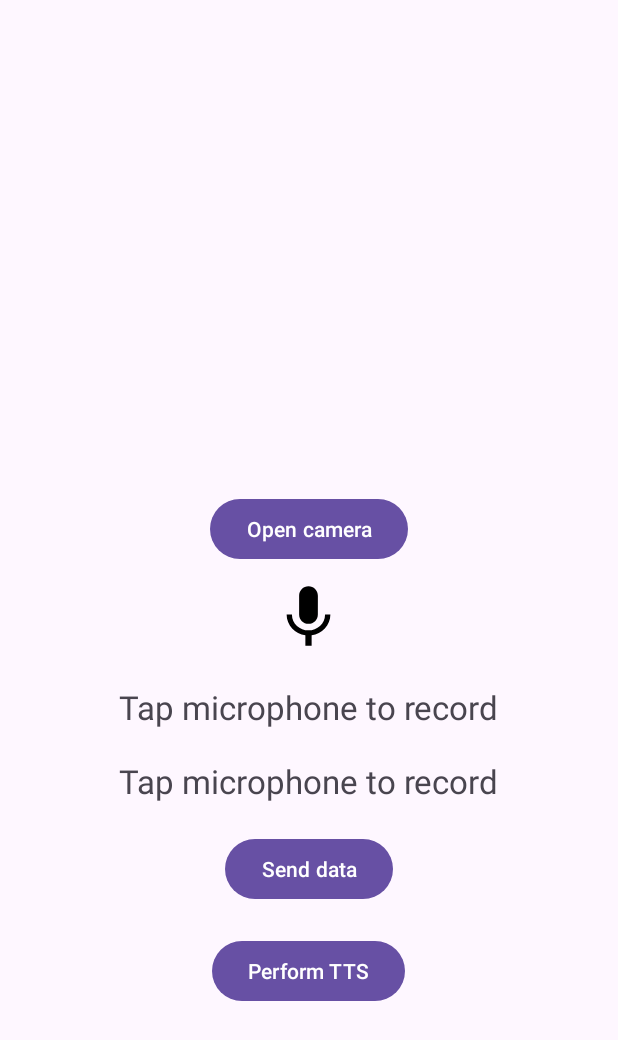
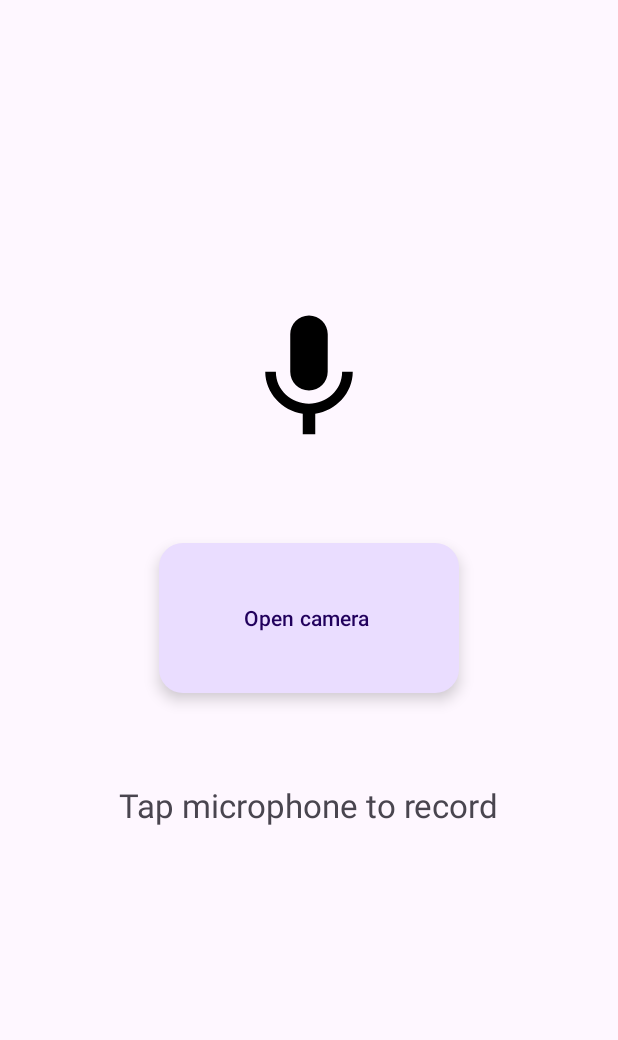
Before and after one commit to NjorogeMaurice/IrisEdge, an Android app: the screen it shows after launch (MainActivity), on a phone screen of 412 x 824 dp. Shown: the top 1040 px of the screen. Run offline under Robolectric (Android 15) with nearby library versions, the phone set to English and light mode, and no system bars.

Commit message:
Initial Commit

```diff
--- a/app/src/main/java/com/example/irisedge/CameraActivity.java
+++ b/app/src/main/java/com/example/irisedge/CameraActivity.java
@@ -162,13 +162,24 @@ public class CameraActivity extends org.opencv.android.CameraActivity implements
     @Override
     public Mat onCameraFrame(CameraBridgeViewBase.CvCameraViewFrame inputFrame) {
         mRgba = inputFrame.rgba();
+//        Mat detectionMat = objectDetection();
+//        drawBoundingBoxes(mRgba, detectionMat);
+
+        return mRgba;
+    }
+
+    private Mat objectDetection(){
         String outputName = "output0";
         double scaleFactor = 1/255.0;
         Net net = Dnn.readNetFromONNX("best.onnx");
-        Mat blob = Dnn.blobFromImage(mRgba, scaleFactor, new Size(224, 224), new Scalar(0,0,0), false, false);
+        Mat blob, detectionMat = null;
+        blob = Dnn.blobFromImage(mRgba, scaleFactor, new Size(224, 224), new Scalar(0,0,0), false, false);
         net.setInput(blob);
-        Mat detectionMat = net.forward(outputName);
+        detectionMat = net.forward(outputName);
+        return detectionMat;
+    }
 
+    private void drawBoundingBoxes(Mat mat, Mat detectionMat){
         for (int i = 0; i < detectionMat.rows(); i++) {
             double confidence = detectionMat.get(i, 4)[0];
             if (confidence > 0.5) {
@@ -183,13 +194,9 @@ public class CameraActivity extends org.opencv.android.CameraActivity implements
                 int left = centerX - width / 2;
                 int top = centerY - height / 2;
                 Rect rect = new Rect(left, top, width, height);
-                Imgproc.rectangle(mRgba, rect.tl(), rect.br(), new Scalar(255, 0, 0), 2);
+                Imgproc.rectangle(mat, rect.tl(), rect.br(), new Scalar(255, 0, 0), 2);
             }
         }
+    }
 
-
-
-
-        return mRgba;
-    }
 }
--- a/app/src/main/java/com/example/irisedge/MainActivity.java
+++ b/app/src/main/java/com/example/irisedge/MainActivity.java
@@ -25,6 +25,7 @@ import android.widget.ImageView;
 import android.widget.TextView;
 import android.widget.Toast;
 
+import com.google.android.material.floatingactionbutton.ExtendedFloatingActionButton;
 import com.google.android.material.textfield.TextInputEditText;
 
 import org.json.JSONException;
@@ -48,7 +49,8 @@ public class MainActivity extends AppCompatActivity {
 
     private ImageView imgRecord;
     private TextView txtSpeech,txtFromPython;
-    private Button button, ttsButton, sendData;
+    private Button ttsButton, sendData;
+    private ExtendedFloatingActionButton button;
     private TextToSpeech toSpeech;
     String result;
 
@@ -78,18 +80,18 @@ public class MainActivity extends AppCompatActivity {
                 speech();
             }
         });
-        sendData.setOnClickListener(new View.OnClickListener() {
-            @Override
-            public void onClick(View v) {
-                new SendDataTask().execute(txtSpeech.getText().toString());
-            }
-        });
-        ttsButton.setOnClickListener(new View.OnClickListener() {
-            @Override
-            public void onClick(View v) {
-                setTxtSpeech(txtFromPython.getText().toString());
-            }
-        });
+//        sendData.setOnClickListener(new View.OnClickListener() {
+//            @Override
+//            public void onClick(View v) {
+//                new SendDataTask().execute(txtSpeech.getText().toString());
+//            }
+//        });
+//        ttsButton.setOnClickListener(new View.OnClickListener() {
+//            @Override
+//            public void onClick(View v) {
+//                setTxtSpeech(txtFromPython.getText().toString());
+//            }
+//        });
 
 
 
@@ -209,9 +211,9 @@ private class SendDataTask extends AsyncTask<String, Void, String>{
         button = findViewById(R.id.btnTakePicture);
         imgRecord = findViewById(R.id.imgRecord);
         txtSpeech = findViewById(R.id.txtSpeech);
-        ttsButton = findViewById(R.id.btnTTS);
-        txtFromPython = findViewById(R.id.txtFromPython);
-        sendData = findViewById(R.id.btnSendData);
+//        ttsButton = findViewById(R.id.btnTTS);
+//        txtFromPython = findViewById(R.id.txtFromPython);
+//        sendData = findViewById(R.id.btnSendData);
     }
 
 }
--- a/app/src/main/res/layout/activity_main.xml
+++ b/app/src/main/res/layout/activity_main.xml
@@ -7,58 +7,60 @@
     tools:context=".MainActivity"
     android:orientation="vertical"
     android:weightSum="10">
-    <com.google.android.material.button.MaterialButton
-        android:layout_width="wrap_content"
-        android:layout_height="wrap_content"
+
+    <ImageView
+        android:layout_width="100dp"
+        android:layout_height="100dp"
+        android:src="@drawable/ic_microphone"
+        android:layout_above="@id/btnTakePicture"
+        android:layout_margin="30dp"
+        android:layout_centerHorizontal="true"
+        android:id="@+id/imgRecord"/>
+    <com.google.android.material.floatingactionbutton.ExtendedFloatingActionButton
+        android:layout_width="200dp"
+        android:layout_height="100dp"
         android:id="@+id/btnTakePicture"
         android:text="@string/open_camera"
-        android:layout_above="@id/imgRecord"
-        android:layout_centerHorizontal="true"/>
-    <ImageView
-        android:layout_width="50dp"
-        android:layout_height="50dp"
-        android:src="@drawable/ic_microphone"
-        android:layout_centerInParent="true"
-        android:layout_margin="10dp"
-        android:id="@+id/imgRecord"/>
-
+        android:layout_margin="30dp"
+        android:contentDescription="Button to start navigation"
+        android:layout_centerInParent="true"/>
     <TextView
         android:layout_width="wrap_content"
         android:layout_height="wrap_content"
         android:id="@+id/txtSpeech"
         android:text="@string/Tap_record"
         android:textSize="22sp"
-        android:layout_below="@id/imgRecord"
-        android:layout_margin="10dp"
+        android:layout_below="@id/btnTakePicture"
+        android:layout_margin="30dp"
         android:layout_centerHorizontal="true"/>
 
-    <TextView
-        android:layout_width="wrap_content"
-        android:layout_height="wrap_content"
-        android:id="@+id/txtFromPython"
-        android:text="@string/Tap_record"
-        android:textSize="22sp"
-        android:layout_below="@id/txtSpeech"
-        android:layout_margin="10dp"
-        android:layout_centerHorizontal="true"/>
+<!--    <TextView-->
+<!--        android:layout_width="wrap_content"-->
+<!--        android:layout_height="wrap_content"-->
+<!--        android:id="@+id/txtFromPython"-->
+<!--        android:text="@string/Tap_record"-->
+<!--        android:textSize="22sp"-->
+<!--        android:layout_below="@id/txtSpeech"-->
+<!--        android:layout_margin="10dp"-->
+<!--        android:layout_centerHorizontal="true"/>-->
 
-    <com.google.android.material.button.MaterialButton
-        android:layout_width="wrap_content"
-        android:layout_height="wrap_content"
-        android:id="@+id/btnSendData"
-        android:layout_margin="10dp"
-        android:layout_below="@id/txtFromPython"
-        android:text="Send data"
-        android:layout_centerHorizontal="true"/>
+<!--    <com.google.android.material.button.MaterialButton-->
+<!--        android:layout_width="wrap_content"-->
+<!--        android:layout_height="wrap_content"-->
+<!--        android:id="@+id/btnSendData"-->
+<!--        android:layout_margin="10dp"-->
+<!--        android:layout_below="@id/txtFromPython"-->
+<!--        android:text="Send data"-->
+<!--        android:layout_centerHorizontal="true"/>-->
 
-    <com.google.android.material.button.MaterialButton
-        android:layout_width="wrap_content"
-        android:layout_height="wrap_content"
-        android:id="@+id/btnTTS"
-        android:layout_margin="10dp"
-        android:layout_below="@id/btnSendData"
-        android:text="@string/convert_to_text"
-        android:layout_centerHorizontal="true"/>
+<!--    <com.google.android.material.button.MaterialButton-->
+<!--        android:layout_width="wrap_content"-->
+<!--        android:layout_height="wrap_content"-->
+<!--        android:id="@+id/btnTTS"-->
+<!--        android:layout_margin="10dp"-->
+<!--        android:layout_below="@id/btnSendData"-->
+<!--        android:text="@string/convert_to_text"-->
+<!--        android:layout_centerHorizontal="true"/>-->
 
 
 
```
